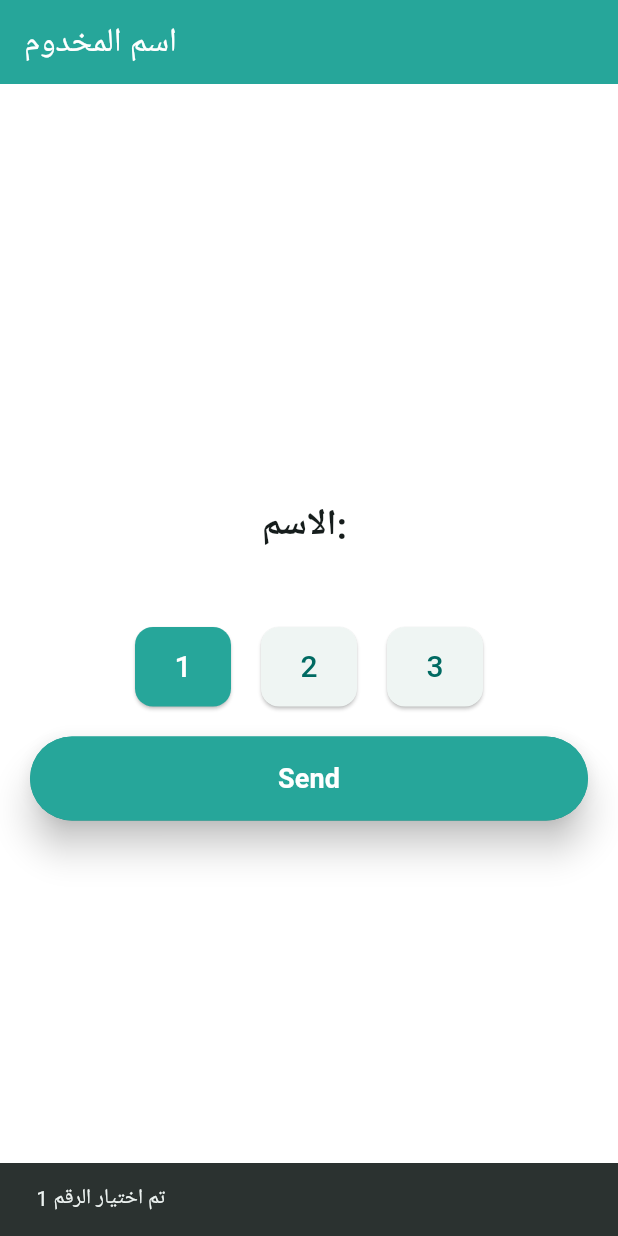
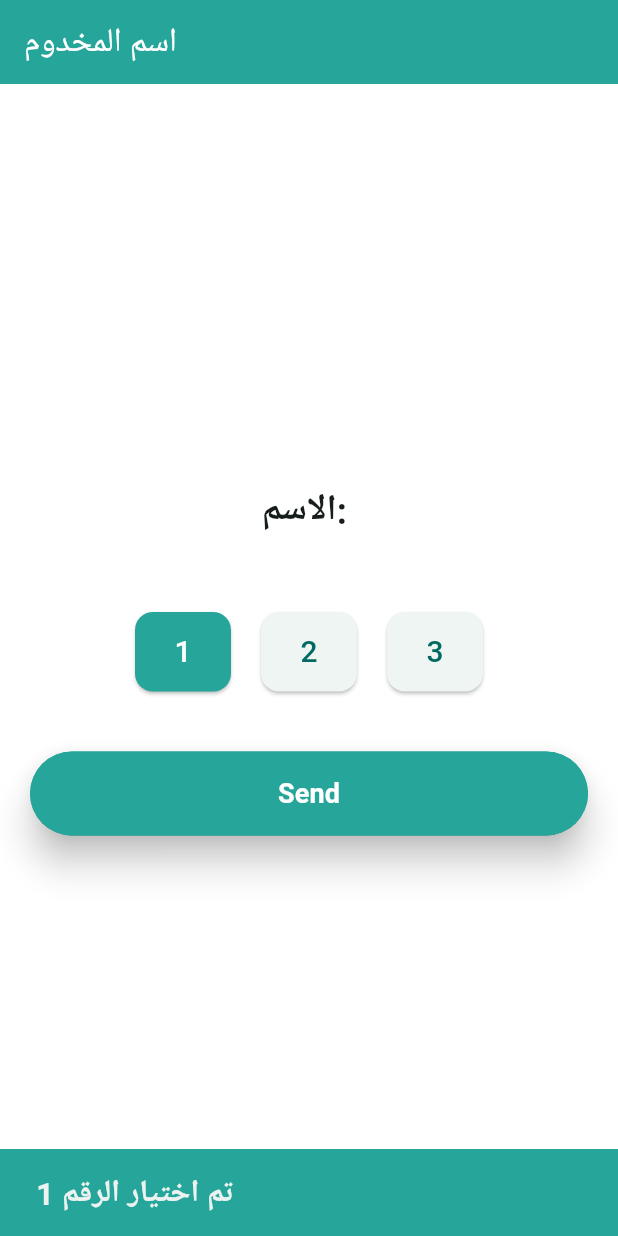
Before and after one commit to MinaYasser100/conference_app, a Flutter app: the ShowNameScreen screen opened directly with empty values, after a tap on an icon or button, on a phone screen of 412 x 824 dp. Run offline on Flutter 3.47's test engine with Material 3 defaults, Android fonts, the phone set to English and light mode, and no system bars; our stand-ins replace animate_do, connectivity_plus, dio, flutter_bloc, flutter_screenutil, go_router and 2 more; missing offline and left inert: mobile_scanner; accounts and stored records are empty; Roboto replaces fonts that are missing (Cairo).

Commit message:
edit in the show name screen

```diff
--- a/lib/features/home/ui/widgets/select_points_widget.dart
+++ b/lib/features/home/ui/widgets/select_points_widget.dart
@@ -1,3 +1,4 @@
+import 'package:conference_app/core/theme/app_style.dart';
 import 'package:conference_app/core/utils/colors.dart';
 import 'package:conference_app/features/home/manager/select_point_cubit/select_point_cubit.dart';
 import 'package:flutter/material.dart';
@@ -33,9 +34,15 @@ class SelectPointsWidget extends StatelessWidget {
     return ElevatedButton(
       onPressed: () {
         context.read<SelectPointCubit>().selectNumberPoint(number);
-        ScaffoldMessenger.of(
-          context,
-        ).showSnackBar(SnackBar(content: Text('تم اختيار الرقم $number')));
+        ScaffoldMessenger.of(context).showSnackBar(
+          SnackBar(
+            content: Text(
+              'تم اختيار الرقم $number',
+              style: AppTextStyles.styleBold18sp(context),
+            ),
+            backgroundColor: ColorsTheme().primaryColor,
+          ),
+        );
       },
       style: ElevatedButton.styleFrom(
         backgroundColor: isSelect ? ColorsTheme().primaryColor : null,
--- a/lib/features/home/ui/widgets/show_name_screen.dart
+++ b/lib/features/home/ui/widgets/show_name_screen.dart
@@ -31,6 +31,7 @@ class ShowNameScreen extends StatelessWidget {
                 ),
               ),
               SelectPointsWidget(),
+              SizedBox(height: 20),
               CustomButton(text: 'Send', onPressed: () {}),
             ],
           ),
```
